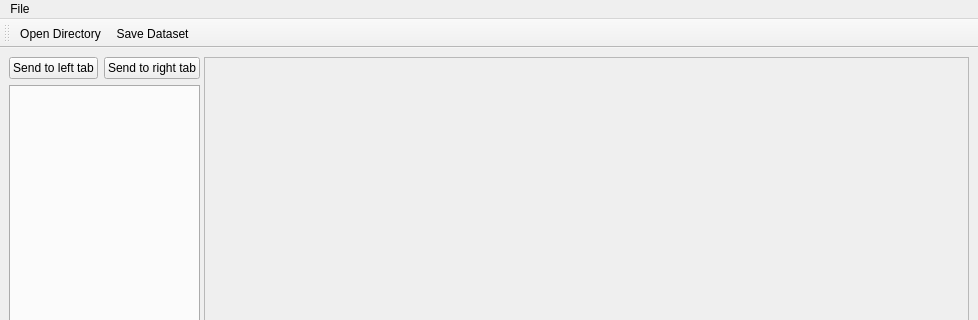
Before: the Qt Designer form data/mainwindow.ui in kwon-young/pyqt_corrector, drawn with Qt 5; both pictures show x 0 to 978 and y 0 to 320 of the 978 by 784 pixel window.
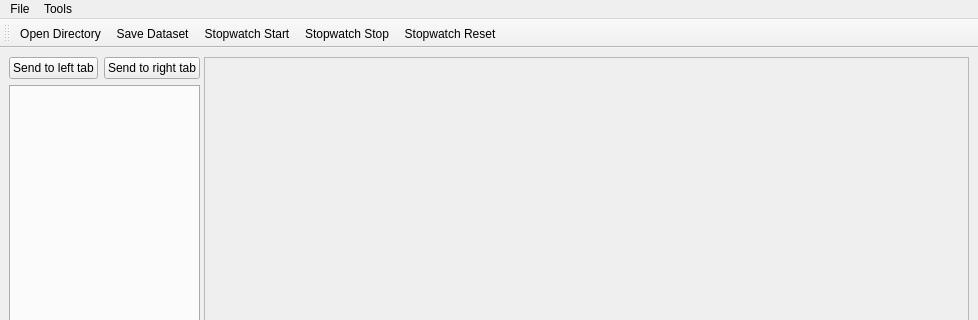
After: the same form once the commit is applied.

Commit message: stopwatch to measure annotation time

Diff of the .ui file:
```diff
--- a/data/mainwindow.ui
+++ b/data/mainwindow.ui
@@ -122,7 +122,16 @@
     <addaction name="actionSave_Dataset"/>
     <addaction name="actionQuit"/>
    </widget>
+   <widget class="QMenu" name="menuTools">
+    <property name="title">
+     <string>Tools</string>
+    </property>
+    <addaction name="actionStopwatch_Start"/>
+    <addaction name="actionStopwatch_Stop"/>
+    <addaction name="actionStopwatch_Reset"/>
+   </widget>
    <addaction name="menuFile"/>
+   <addaction name="menuTools"/>
   </widget>
   <widget class="QStatusBar" name="statusbar"/>
   <widget class="QToolBar" name="toolBar">
@@ -137,6 +146,9 @@
    </attribute>
    <addaction name="actionOpen_Directory"/>
    <addaction name="actionSave_Dataset"/>
+   <addaction name="actionStopwatch_Start"/>
+   <addaction name="actionStopwatch_Stop"/>
+   <addaction name="actionStopwatch_Reset"/>
   </widget>
   <action name="actionOpen_Directory">
    <property name="text">
@@ -165,6 +177,21 @@
     <string>Ctrl+S</string>
    </property>
   </action>
+  <action name="actionStopwatch_Start">
+   <property name="text">
+    <string>Stopwatch Start</string>
+   </property>
+  </action>
+  <action name="actionStopwatch_Stop">
+   <property name="text">
+    <string>Stopwatch Stop</string>
+   </property>
+  </action>
+  <action name="actionStopwatch_Reset">
+   <property name="text">
+    <string>Stopwatch Reset</string>
+   </property>
+  </action>
  </widget>
  <resources/>
  <connections/>
```
The commit also changes 2 other files.
